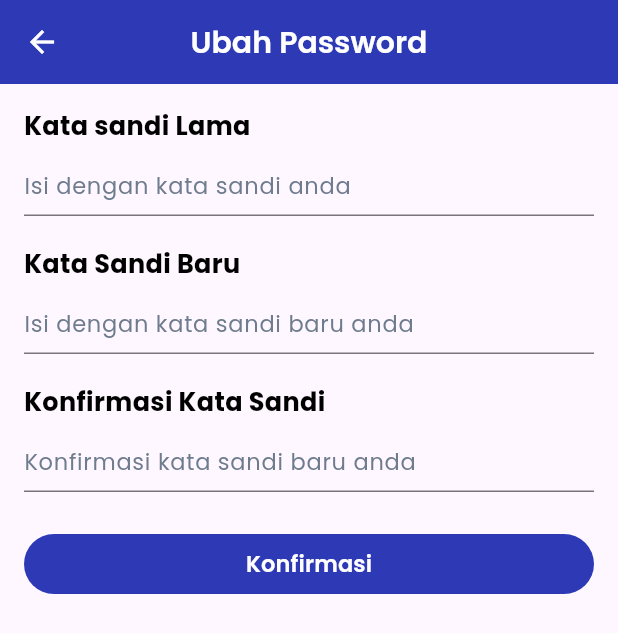
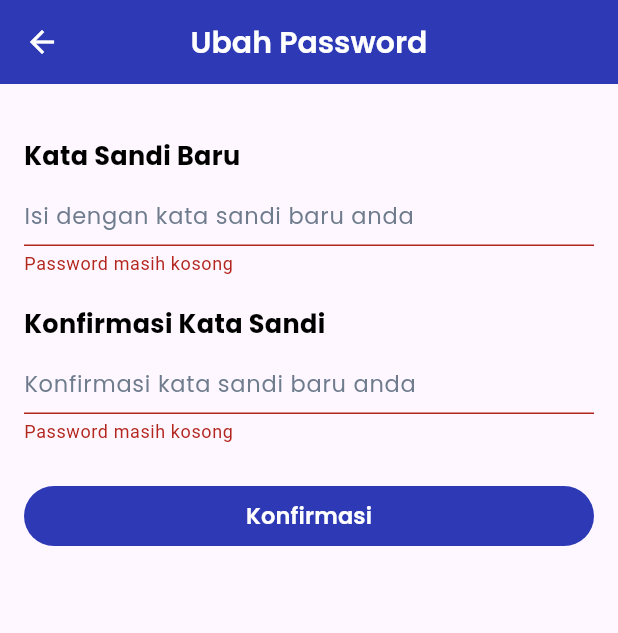
Before and after one commit to ibnu009/farm_guard_mobile, a Flutter app: the ubah_password screen opened directly, after a tap on "Konfirmasi", on a phone screen of 412 x 824 dp. Shown: the top 633 px of the screen. Run offline on Flutter 3.47's test engine with Material 3 defaults, Android fonts, the phone set to English and light mode, and no system bars; our stand-ins replace dartz, dio, flutter_secure_storage, get, google_fonts, image_picker and 1 more; missing offline and left inert: dart:ffi; accounts and stored records are empty.

Commit message:
feat(change-password) : create change password feature

```diff
--- a/lib/constants/network_constants.dart
+++ b/lib/constants/network_constants.dart
@@ -8,6 +8,8 @@ class NetworkConstants {
   static const LOGIN_URL = BASE_URL + "api/login";
   static const OTP_URL = BASE_URL + "api/register/activate";
   static const EDIT_PROFILE = BASE_URL + "api/user/update-profile";
+  static const CHANGE_PASSWORD = BASE_URL + "api/reset-password";
+  static const SEND_OTP_CHANGE_PASSWORD = BASE_URL + "api/forgot-password";
 
   // Record
   static const UPLOAD_IMAGE_HEALTH_RECORD = BASE_URL + "api/upload-image-health-record";
--- a/lib/controller/profile_controller.dart
+++ b/lib/controller/profile_controller.dart
@@ -42,8 +42,8 @@ class ProfileController extends GetxController {
     }
   }
 
-  Future<void> editProfile() async {
+  /*Future<void> editProfile() async {
     final response = AuthRepository().editProfile(name.value, birthDateController.text, genderController.text, File("path"));
-  }
+  }*/
 
 }
--- a/lib/pages/Profile/ubah_password.dart
+++ b/lib/pages/Profile/ubah_password.dart
@@ -1,3 +1,4 @@
+import 'package:farm_guard/controller/change_password_controller.dart';
 import 'package:farm_guard/navbar.dart';
 import 'package:flutter/material.dart';
 import 'package:get/get.dart';
@@ -11,6 +12,9 @@ class ubah_password extends StatefulWidget {
 }
 
 class _ubah_passwordState extends State<ubah_password> {
+
+  final controller = Get.put(ChangePasswordController());
+
   bool passToogle = true;
   bool passToogle1 = true;
   bool passToogle2 = true;
@@ -38,43 +42,11 @@ class _ubah_passwordState extends State<ubah_password> {
       ),
       body: Container(
         margin: EdgeInsets.all(16),
+        child: Form(
+          key: formKey,
           child: Column(
             crossAxisAlignment: CrossAxisAlignment.start,
             children: [
-            Text('Kata sandi Lama',
-                style: GoogleFonts.poppins(
-                    color: Colors.black,
-                    fontSize: 17,
-                    fontWeight: FontWeight.w700)),
-            TextFormField(
-              style: TextStyle(
-                  color: Colors.black,
-                  fontSize: 15,
-                  fontWeight: FontWeight.w600),
-              obscureText: passToogle,
-              decoration: InputDecoration(
-                hintText: 'Isi dengan kata sandi anda',
-                hintStyle: GoogleFonts.poppins(
-                    color: Color.fromRGBO(110, 124, 141, 1),
-                    fontSize: 15,
-                    fontWeight: FontWeight.normal),
-                suffix: InkWell(
-                  onTap: () {
-                    setState(() {
-                      passToogle = !passToogle;
-                    });
-                  },
-                  child: Icon(
-                      passToogle ? Icons.visibility : Icons.visibility_off),
-                ),
-              ),
-              validator: (value) {
-                if (value!.isEmpty) {
-                  return 'Password masih kosong';
-                }
-                return null;
-              },
-            ),
               SizedBox(
                 height: 20,
               ),
@@ -84,6 +56,7 @@ class _ubah_passwordState extends State<ubah_password> {
                       fontSize: 17,
                       fontWeight: FontWeight.w700)),
               TextFormField(
+                controller: controller.newPasswordController,
                 style: TextStyle(
                     color: Color(0xff444444),
                     fontSize: 15,
@@ -121,11 +94,13 @@ class _ubah_passwordState extends State<ubah_password> {
                       fontSize: 17,
                       fontWeight: FontWeight.w700)),
               TextFormField(
+                controller: controller.confirmationPasswordController,
                 style: TextStyle(
                     color: Colors.black,
                     fontSize: 15,
                     fontWeight: FontWeight.w600),
                 obscureText: passToogle2,
+                autovalidateMode: AutovalidateMode.onUserInteraction,
                 decoration: InputDecoration(
                   hintText: 'Konfirmasi kata sandi baru anda',
                   hintStyle: GoogleFonts.poppins(
@@ -146,6 +121,9 @@ class _ubah_passwordState extends State<ubah_password> {
                   if (value!.isEmpty) {
                     return 'Password masih kosong';
                   }
+                  if (value != controller.newPasswordController.text) {
+                    return 'Konfirmasi password tidak sama';
+                  }
                   return null;
                 },
               ),
@@ -159,7 +137,10 @@ class _ubah_passwordState extends State<ubah_password> {
                       shape: RoundedRectangleBorder(
                         borderRadius: BorderRadius.circular(50),
                       )),
-                onPressed: () {
+                  onPressed: () async {
+                    if (formKey.currentState!.validate()) {
+                      await controller.submitPassword();
+                    }
                   },
                   child: Text(
                     'Konfirmasi',
@@ -174,6 +155,7 @@ class _ubah_passwordState extends State<ubah_password> {
             ],
           ),
         ),
+      ),
     );
   }
 }
--- a/lib/repository/auth_repository.dart
+++ b/lib/repository/auth_repository.dart
@@ -5,6 +5,7 @@ import 'package:dio/dio.dart';
 import 'package:farm_guard/constants/network_constants.dart';
 import 'package:farm_guard/pages/Login/otp.dart';
 import 'package:farm_guard/repository/model/request/register_request.dart';
+import 'package:farm_guard/repository/model/response/change_password_response.dart';
 import 'package:farm_guard/repository/model/response/edit_profile_response.dart';
 import 'package:farm_guard/repository/model/response/error_response.dart';
 import 'package:farm_guard/repository/model/response/login_response.dart';
@@ -74,4 +75,23 @@ class AuthRepository extends ApiClient {
     return EditProfileResponse.fromJson(response.data);
   }
 
+  Future<ChangePasswordResponse> sendOtpChangePassword(String email) async {
+    final response = await postMethod(NetworkConstants.SEND_OTP_CHANGE_PASSWORD, queryParameter: {
+      "credential" : email
+    });
+
+    return ChangePasswordResponse.fromJson(response);
+  }
+
+  Future<ChangePasswordResponse> changePasasword(String email, String password, String otp) async {
+    final response = await postMethod(NetworkConstants.CHANGE_PASSWORD, queryParameter: {
+      "credential" : email,
+      "password" : password,
+      "password_confirmation" : password,
+      "otp" : otp
+    });
+
+    return ChangePasswordResponse.fromJson(response);
+  }
+
 }
```
Also changed, not shown: lib/controller/change_password_controller.dart (added, +144 -0 lines), lib/repository/model/response/change_password_response.dart (added, +53 -0 lines). Lines whose indentation alone changed are shown as unchanged.
